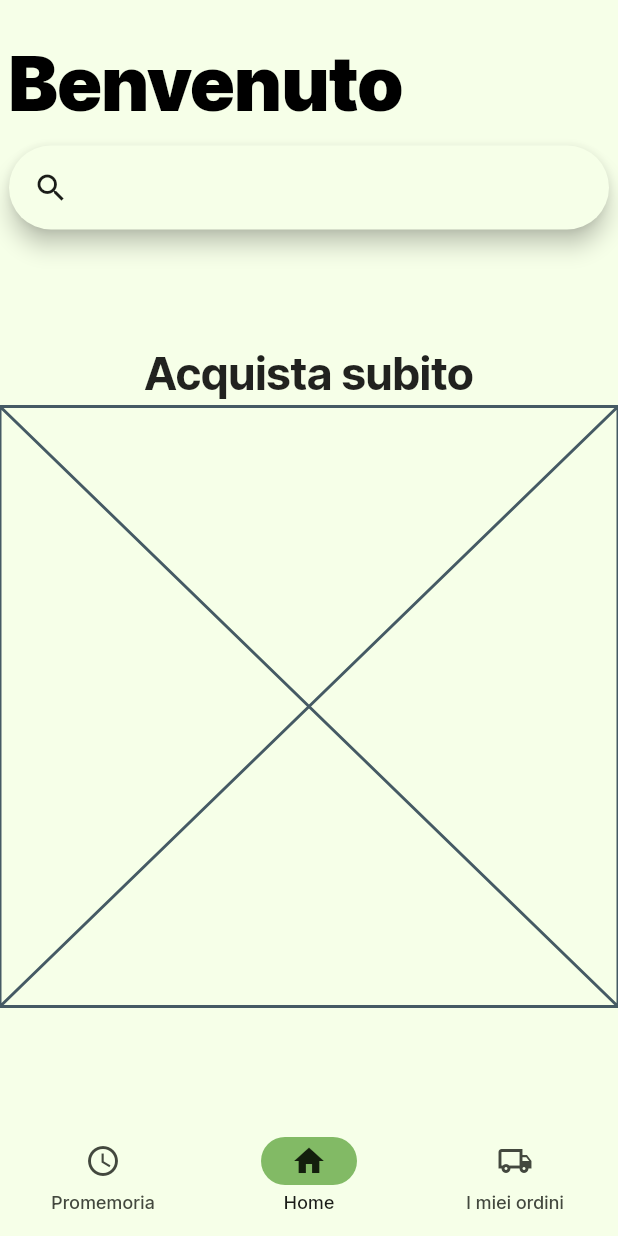
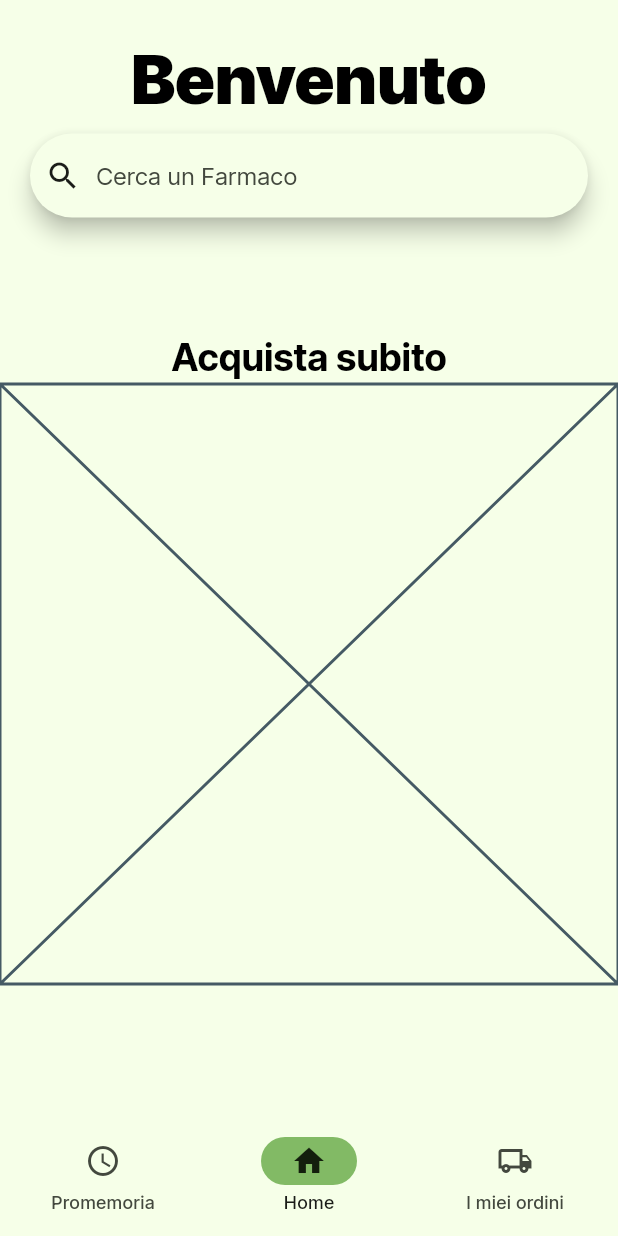
Before and after one commit to FLopriore/pharmate, a Flutter app: the screen it shows after launch, on a phone screen of 412 x 824 dp. Run offline on Flutter 3.47's test engine with Material 2 defaults, Android fonts, the phone set to English and light mode, and no system bars; our stand-ins replace google_fonts.

Commit message:
improve UI

```diff
--- a/lib/screens/homepage.dart
+++ b/lib/screens/homepage.dart
@@ -10,23 +10,21 @@ class HomePage extends StatelessWidget {
       body: Column(
         children: [
           SizedBox(height: 20),
-          SizedBox(width:400,
-          child: Align(
+          Align(
             alignment:
-            Alignment.topLeft,
+            Alignment.center,
             child: Text(
             "Benvenuto",
-            style: TextStyle(fontWeight: FontWeight.w900,fontSize: 50,color: Colors.black),
+            style: TextStyle(fontWeight: FontWeight.w900,fontSize: 45,color: Colors.black),
             textAlign: TextAlign.center,
                 ),
           ),
-          ),
           //TODO: De-center the text
-          SizedBox(width: 400,child: CustomSearchBar(),),
+          CustomSearchBar(),
           SizedBox(height: 75),
           Text(
             "Acquista subito",
-            style: TextStyle(fontWeight: FontWeight.bold,fontSize: 30),
+            style: TextStyle(fontWeight: FontWeight.bold,fontSize: 25,color: Colors.black),
             textAlign: TextAlign.left,
                 ),
           Placeholder(), // TODO: add list of favorite medicines
--- a/lib/widgets/custom_search_bar.dart
+++ b/lib/widgets/custom_search_bar.dart
@@ -11,13 +11,14 @@ class _SearchBarAppState extends State<CustomSearchBar> {
   @override
   Widget build(BuildContext context) {
     return Padding(
-      padding: const EdgeInsets.only(top: 5),
-      child: SearchAnchor(
+      padding: const EdgeInsets.only(right: 20,top: 5,left: 20),
+      child:SearchAnchor(
           builder: (BuildContext context, SearchController controller) {
         return SearchBar(
           controller: controller,
+          hintText: "Cerca un Farmaco",
           padding: const MaterialStatePropertyAll<EdgeInsets>(
-              EdgeInsets.symmetric(horizontal: 16.0)),
+              EdgeInsets.symmetric(horizontal: 10.0)),
           onTap: () {
             controller.openView();
           },
@@ -28,7 +29,7 @@ class _SearchBarAppState extends State<CustomSearchBar> {
         );
       }, suggestionsBuilder:
               (BuildContext context, SearchController controller) {
-        return List<ListTile>.generate(5, (int index) {  // TODO: change size of list
+        return List<ListTile>.generate(3, (int index) {  // TODO: change size of list
           final String item = 'item $index';
           return ListTile(
             title: Text(item),
```
